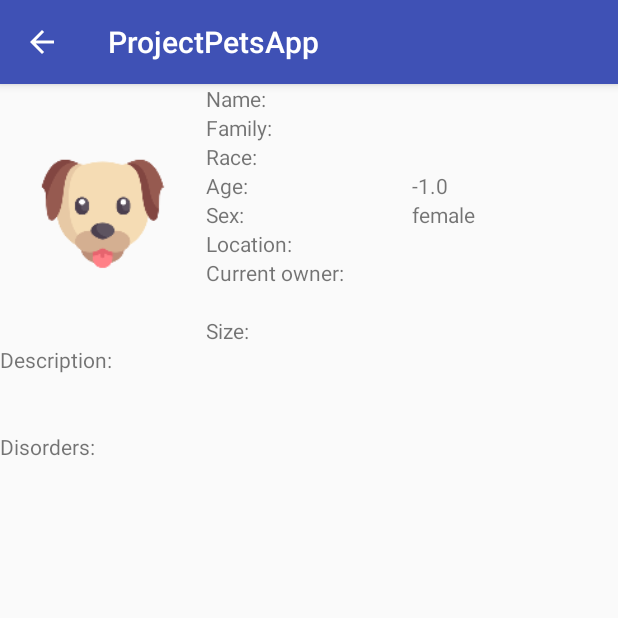
After one commit to LauxThomas/Project_Pets, an Android app: the DetailedSearchResult screen opened directly, with no data from a screen before it, on a phone screen of 412 x 824 dp, the top half of it. The commit adds this screen. Run offline under Robolectric (Android 15) with nearby library versions, the phone set to English and light mode, and no system bars; 4 statements that could not run were skipped.

Commit message:
detailedSearchResult hinzugefügt, funzt noch nciht ganz. location fehlt z.B.

```diff
--- /dev/null
+++ b/ProjectPets/src/main/java/com/example/t_thinkpad/projectpetsapp/DetailedSearchResult.java
@@ -0,0 +1,142 @@
+package com.example.t_thinkpad.projectpetsapp;
+
+import android.content.Intent;
+import android.os.Bundle;
+import android.support.v7.app.AppCompatActivity;
+import android.widget.ImageView;
+import android.widget.TextView;
+
+public class DetailedSearchResult extends AppCompatActivity {
+
+    public ImageView pictureImageView;
+    public TextView labelNameTextView, labelFamilyTextView, labelRaceTextView, labelAgeTextView, labelSexTextView, labelLocationTextView, labelSizeTextView, labelNumberOfPreviousOwnersTextView, labelCurrentOwnerTextView, attributeNameTextView, attributeFamilyTextView, attributeRaceTextView, attributeAgeTextView, attributeSexTextView, attributeLocationTextView, attributeSizeTextView, attributeNumberOfPreviousOwnersTextView, attributeCurrentOwnerTextView, labelDescriptionTextView, attributeDescriptionTextView, labelChipIdTextView, attributeChipIdTextView, labelDisordersTextView, attributeDisordersTextView;
+
+    @Override
+    protected void onCreate(Bundle savedInstanceState) {
+        super.onCreate(savedInstanceState);
+        setContentView(R.layout.activity_detailed_search_result);
+        findViews();
+        Pets pet = handleIntent();
+        fillViews(pet);
+    }
+
+    private void findViews() {
+        pictureImageView = findViewById(R.id.pictureImageView);
+        labelNameTextView = findViewById(R.id.labelNameTextView);
+        labelFamilyTextView = findViewById(R.id.labelFamilyTextView);
+        labelRaceTextView = findViewById(R.id.labelRaceTextView);
+        labelAgeTextView = findViewById(R.id.labelAgeTextView);
+        labelSexTextView = findViewById(R.id.labelSexTextView);
+        labelLocationTextView = findViewById(R.id.labelLocationTextView);
+        labelSizeTextView = findViewById(R.id.labelSizeTextView);
+        labelNumberOfPreviousOwnersTextView = findViewById(R.id.labelNumberOfPreviousOwnersTextView);
+        labelCurrentOwnerTextView = findViewById(R.id.labelCurrentOwnerTextView);
+        attributeNameTextView = findViewById(R.id.attributeNameTextView);
+        attributeFamilyTextView = findViewById(R.id.attributeFamilyTextView);
+        attributeRaceTextView = findViewById(R.id.attributeRaceTextView);
+        attributeAgeTextView = findViewById(R.id.attributeAgeTextView);
+        attributeSexTextView = findViewById(R.id.attributeSexTextView);
+        attributeLocationTextView = findViewById(R.id.attributeLocationTextView);
+        attributeSizeTextView = findViewById(R.id.attributeSizeTextView);
+        attributeNumberOfPreviousOwnersTextView = findViewById(R.id.attributeNumberOfPreviousOwnersTextView);
+        attributeCurrentOwnerTextView = findViewById(R.id.attributeCurrentOwnerTextView);
+
+        labelDescriptionTextView = findViewById(R.id.labelDescriptionTextView);
+        attributeDescriptionTextView = findViewById(R.id.attributeDescriptionTextView);
+        labelChipIdTextView = findViewById(R.id.labelChipIdTextView);
+        attributeChipIdTextView = findViewById(R.id.attributeChipIdTextView);
+        labelDisordersTextView = findViewById(R.id.labelDisordersTextView);
+        attributeDisordersTextView = findViewById(R.id.attributeDisordersTextView);
+    }
+
+    public void fillViews(Pets pet) {
+        //TODO: BILDER EINFÜGEN!
+        //pictureImageView.setImageDrawable(getD);
+        labelNameTextView.setText("Name: ");
+        attributeNameTextView.setText(pet.getName());
+        labelFamilyTextView.setText("Family: ");
+        attributeFamilyTextView.setText(pet.getFamily());
+        labelRaceTextView.setText("Race: ");
+        attributeRaceTextView.setText(pet.getRace());
+        labelAgeTextView.setText("Age: ");
+        attributeAgeTextView.setText(pet.getAge() + "");
+        labelSexTextView.setText("Sex: ");
+        attributeSexTextView.setText(pet.getSex());
+        labelLocationTextView.setText("Location: ");
+        attributeLocationTextView.setText(pet.getLocation());
+        labelCurrentOwnerTextView.setText("Current owner: ");
+        attributeCurrentOwnerTextView.setText(pet.getCurrentOwner());
+
+        System.out.println("PETINTOTAL: " + pet.getName());
+        System.out.println("PETINTOTAL: " + pet.getFamily());
+        System.out.println("PETINTOTAL: " + pet.getRace());
+        System.out.println("PETINTOTAL: " + pet.getAge());
+        System.out.println("PETINTOTAL: " + pet.getSex());
+        System.out.println("PETINTOTAL: " + pet.getLocation());
+        System.out.println("PETINTOTAL: " + pet.getCurrentOwner());
+
+        setOptionalViews(pet);
+
+    }
+
+    public void setOptionalViews(Pets pet) {
+        if (!(pet.getSize() == "")) {
+            labelSizeTextView.setText("Size: ");
+            attributeSizeTextView.setText(pet.getSize());
+        } else {
+            labelSizeTextView.setText("");
+            attributeSizeTextView.setText("");
+        }
+
+        if (pet.getNumberOfPreviousOwners() != -1) {
+            labelNumberOfPreviousOwnersTextView.setText("Number of previous owners: ");
+            attributeNumberOfPreviousOwnersTextView.setText(pet.getNumberOfPreviousOwners() + "");
+        } else {
+            labelNumberOfPreviousOwnersTextView.setText("");
+            attributeNumberOfPreviousOwnersTextView.setText("");
+        }
+
+        if (!(pet.getDescription() == "")) {
+            labelDescriptionTextView.setText("Description: ");
+            attributeDescriptionTextView.setText(pet.getDescription());
+        } else {
+            labelDescriptionTextView.setText("");
+            attributeDescriptionTextView.setText("");
+        }
+
+        if (pet.getChipId() != -1) {
+            labelChipIdTextView.setText("Chip ID: ");
+            attributeChipIdTextView.setText(pet.getChipId() + "");
+        } else {
+            labelChipIdTextView.setText("");
+            attributeChipIdTextView.setText("");
+        }
+
+        if (!(pet.getDisorders() == "")) {
+            labelDisordersTextView.setText("Disorders: ");
+            attributeDisordersTextView.setText(pet.getDisorders());
+        } else {
+            labelDisordersTextView.setText("");
+            attributeDisordersTextView.setText("");
+        }
+    }
+
+    private Pets handleIntent() {
+        Intent intent = getIntent();
+        Pets pet = new Pets();
+        pet.setAge(Double.parseDouble(intent.getStringExtra("age")));
+        pet.setChipId(Integer.parseInt(intent.getStringExtra("chipId")));
+        pet.setCurrentOwner(intent.getStringExtra("currentOwner"));
+        pet.setDescription(intent.getStringExtra("description"));
+        pet.setDisorders(intent.getStringExtra("disorders"));
+        pet.setFamily(intent.getStringExtra("family"));
+        pet.setImage(intent.getStringExtra("image"));
+        pet.setLocation(intent.getStringExtra("location"));
+        pet.setName(intent.getStringExtra("name"));
+        pet.setNumberOfPreviousOwners(Integer.parseInt(intent.getStringExtra("numberOfPreviousOwners")));
+        pet.setRace(intent.getStringExtra("race"));
+        pet.setSex(intent.getStringExtra("sex"));
+        pet.setSize(intent.getStringExtra("size"));
+        return pet;
+    }
+}
--- a/ProjectPets/src/main/java/com/example/t_thinkpad/projectpetsapp/Pets.java
+++ b/ProjectPets/src/main/java/com/example/t_thinkpad/projectpetsapp/Pets.java
@@ -6,7 +6,7 @@ import java.util.UUID;
 public class Pets implements Serializable {
 
 
-    public static int petId;    //TODO: der Counter muss irgendwie global gesetzt werden
+    public static int petId;
     //Essentials:
     public String image = "";
     public String name = "";
@@ -141,6 +141,13 @@ public class Pets implements Serializable {
         this.sex = sex;
     }
 
+    public void setSex(String sex) {
+        if (sex.equalsIgnoreCase("male")) {
+            this.sex = true;
+        } else
+            this.sex = false;
+    }
+
     public String getLocation() {
         return location;
     }
@@ -206,11 +213,6 @@ public class Pets implements Serializable {
         return uuid;
     }
 
-    public String getWholePet() {
-        String petString = new String();
-        petString = "name: " + getName() + "\nfamily: " + getFamily() + "\nrace: " + getRace() + "\nage: " + getAge() + "\nsize: " + getSize() + "\nsex: " + getSex() + "\ndescription: " + getDescription();
-        return petString;
-    }
 
     @Override
     public String toString() {
--- a/ProjectPets/src/main/java/com/example/t_thinkpad/projectpetsapp/SearchResultsActivity.java
+++ b/ProjectPets/src/main/java/com/example/t_thinkpad/projectpetsapp/SearchResultsActivity.java
@@ -67,22 +67,40 @@ public class SearchResultsActivity extends AppCompatActivity {
         });
     }
 
-    private void fillAdapter(Pets[] pets) throws JSONException {
+    private void fillAdapter(final Pets[] pets) throws JSONException {
         //TODO: extract names from resultArrayfor just showing those in the listView (toString in Pets umschreiben)
         listView.setAdapter(new ArrayAdapter(this, simple_list_item_1, pets));
         listView.setOnItemClickListener(new AdapterView.OnItemClickListener() {
             @Override
             public void onItemClick(AdapterView<?> parent, View view, int position, long id) {
-                Toast.makeText(SearchResultsActivity.this, position + ". element clicked", Toast.LENGTH_SHORT).show();
+                startNextActivity(pets[position]);
             }
         });
+    }
+
+    private void startNextActivity(Pets pet) {
+        Intent intent = new Intent(this, DetailedSearchResult.class);
+        intent.putExtra("age", "" + pet.getAge());
+        intent.putExtra("chipId", "" + pet.getChipId());
+        intent.putExtra("currentOwner", pet.getCurrentOwner());
+        intent.putExtra("description", pet.getDescription());
+        intent.putExtra("disorders", pet.getDisorders());
+        intent.putExtra("family", pet.getFamily());
+        intent.putExtra("image", pet.getImage());
+        intent.putExtra("location", pet.getLocation());
+        intent.putExtra("name", pet.getName());
+        intent.putExtra("numberOfPreviousOwners", "" + pet.getNumberOfPreviousOwners());
+        intent.putExtra("race", pet.getRace());
+        intent.putExtra("randomUUID", pet.getRandomUUID());
+        intent.putExtra("sex", pet.getSex());
+        intent.putExtra("size", pet.getSize());
+        startActivity(intent);
+
     }
 
 
     public void readData(final String lookupString, final MyCallback myCallback) {
         myRef.addListenerForSingleValueEvent(new ValueEventListener() {
-
-
             @Override
             public void onDataChange(DataSnapshot dataSnapshot) {
                 ArrayList<Pets> petsArrayList = new ArrayList<Pets>();
--- /dev/null
+++ b/ProjectPets/src/main/res/layout/activity_detailed_search_result.xml
@@ -0,0 +1,234 @@
+<?xml version="1.0" encoding="utf-8"?>
+<ScrollView xmlns:android="http://schemas.android.com/apk/res/android"
+    xmlns:app="http://schemas.android.com/apk/res-auto"
+    xmlns:tools="http://schemas.android.com/tools"
+    android:layout_width="match_parent"
+    android:layout_height="match_parent"
+    tools:context=".DetailActivity">
+
+    <LinearLayout
+        android:layout_width="match_parent"
+        android:layout_height="match_parent"
+        android:orientation="vertical">
+
+        <LinearLayout
+            android:id="@+id/picAndAttributes"
+            android:layout_width="match_parent"
+            android:layout_height="wrap_content"
+            android:layout_weight="1"
+            android:orientation="horizontal">
+
+            <ImageView
+                android:id="@+id/pictureImageView"
+                android:layout_width="match_parent"
+                android:layout_height="match_parent"
+                android:layout_weight="1"
+                app:srcCompat="@mipmap/ic_projectpets_launcher" />
+
+            <LinearLayout
+                android:id="@+id/labelsContainer"
+                android:layout_width="match_parent"
+                android:layout_height="match_parent"
+                android:layout_weight="1"
+                android:orientation="vertical">
+
+                <TextView
+                    android:id="@+id/labelNameTextView"
+                    android:layout_width="match_parent"
+                    android:layout_height="wrap_content"
+                    android:text="TextView"
+                    android:textAlignment="textStart" />
+
+                <TextView
+                    android:id="@+id/labelFamilyTextView"
+                    android:layout_width="match_parent"
+                    android:layout_height="wrap_content"
+                    android:text="TextView"
+                    android:textAlignment="textStart" />
+
+                <TextView
+                    android:id="@+id/labelRaceTextView"
+                    android:layout_width="match_parent"
+                    android:layout_height="wrap_content"
+                    android:text="TextView"
+                    android:textAlignment="textStart" />
+
+                <TextView
+                    android:id="@+id/labelAgeTextView"
+                    android:layout_width="match_parent"
+                    android:layout_height="wrap_content"
+                    android:text="TextView"
+                    android:textAlignment="textStart" />
+
+                <TextView
+                    android:id="@+id/labelSexTextView"
+                    android:layout_width="match_parent"
+                    android:layout_height="wrap_content"
+                    android:text="TextView"
+                    android:textAlignment="textStart" />
+
+                <TextView
+                    android:id="@+id/labelLocationTextView"
+                    android:layout_width="match_parent"
+                    android:layout_height="wrap_content"
+                    android:text="TextView"
+                    android:textAlignment="textStart" />
+
+                <TextView
+                    android:id="@+id/labelCurrentOwnerTextView"
+                    android:layout_width="match_parent"
+                    android:layout_height="wrap_content"
+                    android:text="TextView"
+                    android:textAlignment="textStart" />
+
+                <TextView
+                    android:id="@+id/labelNumberOfPreviousOwnersTextView"
+                    android:layout_width="match_parent"
+                    android:layout_height="wrap_content"
+                    android:text="TextView"
+                    android:textAlignment="textStart" />
+
+                <TextView
+                    android:id="@+id/labelSizeTextView"
+                    android:layout_width="match_parent"
+                    android:layout_height="wrap_content"
+                    android:text="TextView"
+                    android:textAlignment="textStart" />
+            </LinearLayout>
+
+            <LinearLayout
+                android:id="@+id/attributesContainer"
+                android:layout_width="match_parent"
+                android:layout_height="match_parent"
+                android:layout_weight="1"
+                android:orientation="vertical">
+
+                <TextView
+                    android:id="@+id/attributeNameTextView"
+                    android:layout_width="match_parent"
+                    android:layout_height="wrap_content"
+                    android:text="TextView"
+                    android:textAlignment="textStart" />
+
+                <TextView
+                    android:id="@+id/attributeFamilyTextView"
+                    android:layout_width="match_parent"
+                    android:layout_height="wrap_content"
+                    android:text="TextView"
+                    android:textAlignment="textStart" />
+
+                <TextView
+                    android:id="@+id/attributeRaceTextView"
+                    android:layout_width="match_parent"
+                    android:layout_height="wrap_content"
+                    android:text="TextView"
+                    android:textAlignment="textStart" />
+
+                <TextView
+                    android:id="@+id/attributeAgeTextView"
+                    android:layout_width="match_parent"
+                    android:layout_height="wrap_content"
+                    android:text="TextView"
+                    android:textAlignment="textStart" />
+
+                <TextView
+                    android:id="@+id/attributeSexTextView"
+                    android:layout_width="match_parent"
+                    android:layout_height="wrap_content"
+                    android:text="TextView"
+                    android:textAlignment="textStart" />
+
+                <TextView
+                    android:id="@+id/attributeLocationTextView"
+                    android:layout_width="match_parent"
+                    android:layout_height="wrap_content"
+                    android:text="TextView"
+                    android:textAlignment="textStart" />
+
+                <TextView
+                    android:id="@+id/attributeCurrentOwnerTextView"
+                    android:layout_width="match_parent"
+                    android:layout_height="wrap_content"
+                    android:text="TextView"
+                    android:textAlignment="textStart" />
+
+                <TextView
+                    android:id="@+id/attributeNumberOfPreviousOwnersTextView"
+                    android:layout_width="match_parent"
+                    android:layout_height="wrap_content"
+                    android:text="TextView"
+                    android:textAlignment="textStart" />
+
+                <TextView
+                    android:id="@+id/attributeSizeTextView"
+                    android:layout_width="match_parent"
+                    android:layout_height="wrap_content"
+                    android:text="TextView"
+                    android:textAlignment="textStart" />
+
+            </LinearLayout>
+
+        </LinearLayout>
+
+        <LinearLayout
+            android:layout_width="match_parent"
+            android:layout_height="wrap_content"
+            android:layout_weight="1"
+            android:orientation="vertical">
+
+            <TextView
+                android:id="@+id/labelDescriptionTextView"
+                android:layout_width="match_parent"
+                android:layout_height="wrap_content"
+                android:text="Description" />
+
+            <TextView
+                android:id="@+id/attributeDescriptionTextView"
+                android:layout_width="match_parent"
+                android:layout_height="wrap_content"
+                android:text="TextView" />
+
+            <LinearLayout
+                android:id="@+id/chipIdContainer"
+                android:layout_width="match_parent"
+                android:layout_height="match_parent"
+                android:orientation="horizontal">
+
+                <TextView
+                    android:id="@+id/labelChipIdTextView"
+                    android:layout_width="wrap_content"
+                    android:layout_height="wrap_content"
+                    android:layout_weight="1"
+                    android:text="TextView" />
+
+                <TextView
+                    android:id="@+id/attributeChipIdTextView"
+                    android:layout_width="wrap_content"
+                    android:layout_height="wrap_content"
+                    android:layout_weight="1"
+                    android:text="TextView" />
+            </LinearLayout>
+
+            <LinearLayout
+                android:id="@+id/disordersContainer"
+                android:layout_width="match_parent"
+                android:layout_height="match_parent"
+                android:orientation="horizontal">
+
+                <TextView
+                    android:id="@+id/labelDisordersTextView"
+                    android:layout_width="wrap_content"
+                    android:layout_height="wrap_content"
+                    android:layout_weight="1"
+                    android:text="TextView" />
+
+                <TextView
+                    android:id="@+id/attributeDisordersTextView"
+                    android:layout_width="wrap_content"
+                    android:layout_height="wrap_content"
+                    android:layout_weight="1"
+                    android:text="TextView" />
+            </LinearLayout>
+        </LinearLayout>
+    </LinearLayout>
+</ScrollView>
```
Also changed, not shown: ProjectPets/src/main/AndroidManifest.xml (+5 -2 lines).
